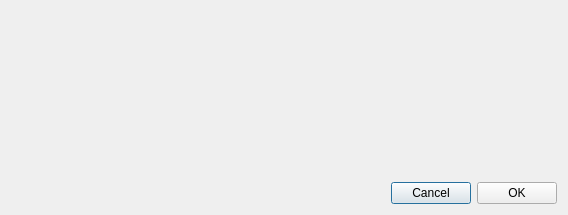
Qt form xdebuggerloaddialog.ui (horsicq/XDebuggerWidget) before a commit.
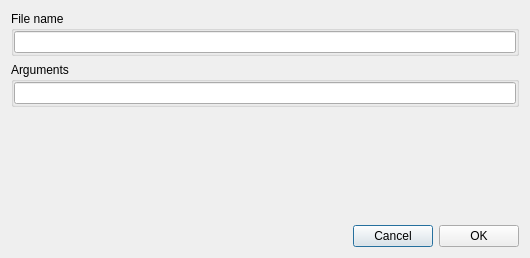
The same form after that commit.

Diff of the .ui file:
```diff
--- a/xdebuggerloaddialog.ui
+++ b/xdebuggerloaddialog.ui
@@ -9,8 +9,8 @@
    <rect>
     <x>0</x>
     <y>0</y>
-    <width>568</width>
-    <height>215</height>
+    <width>530</width>
+    <height>258</height>
    </rect>
   </property>
   <property name="windowTitle">
@@ -19,7 +19,55 @@
   <property name="modal">
    <bool>true</bool>
   </property>
-  <layout class="QVBoxLayout" name="verticalLayout">
+  <layout class="QVBoxLayout" name="verticalLayout_3">
+   <item>
+    <widget class="QGroupBox" name="groupBoxFilename">
+     <property name="title">
+      <string>File name</string>
+     </property>
+     <layout class="QVBoxLayout" name="verticalLayout">
+      <property name="leftMargin">
+       <number>0</number>
+      </property>
+      <property name="topMargin">
+       <number>0</number>
+      </property>
+      <property name="rightMargin">
+       <number>0</number>
+      </property>
+      <property name="bottomMargin">
+       <number>0</number>
+      </property>
+      <item>
+       <widget class="QLineEdit" name="lineEditFilename"/>
+      </item>
+     </layout>
+    </widget>
+   </item>
+   <item>
+    <widget class="QGroupBox" name="groupBoxArguments">
+     <property name="title">
+      <string>Arguments</string>
+     </property>
+     <layout class="QVBoxLayout" name="verticalLayout_2">
+      <property name="leftMargin">
+       <number>0</number>
+      </property>
+      <property name="topMargin">
+       <number>0</number>
+      </property>
+      <property name="rightMargin">
+       <number>0</number>
+      </property>
+      <property name="bottomMargin">
+       <number>0</number>
+      </property>
+      <item>
+       <widget class="QLineEdit" name="lineEditArguments"/>
+      </item>
+     </layout>
+    </widget>
+   </item>
    <item>
     <spacer name="verticalSpacer">
      <property name="orientation">
```
Left out of the diff: 2 changed lines with no effect on the pictures.
